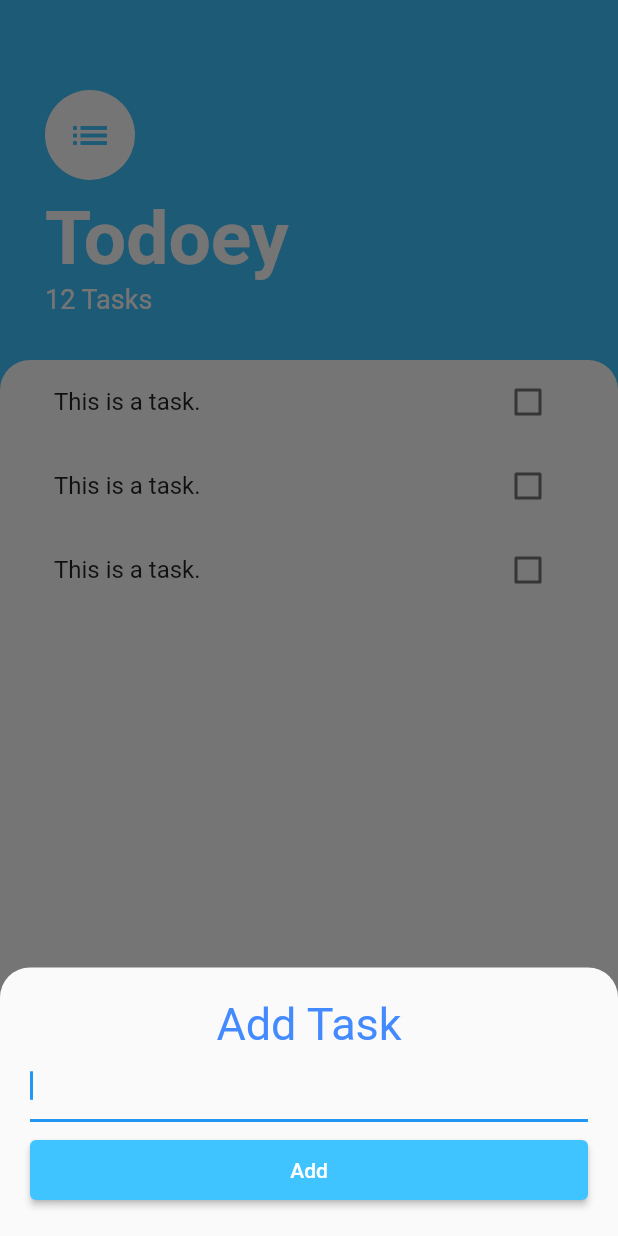
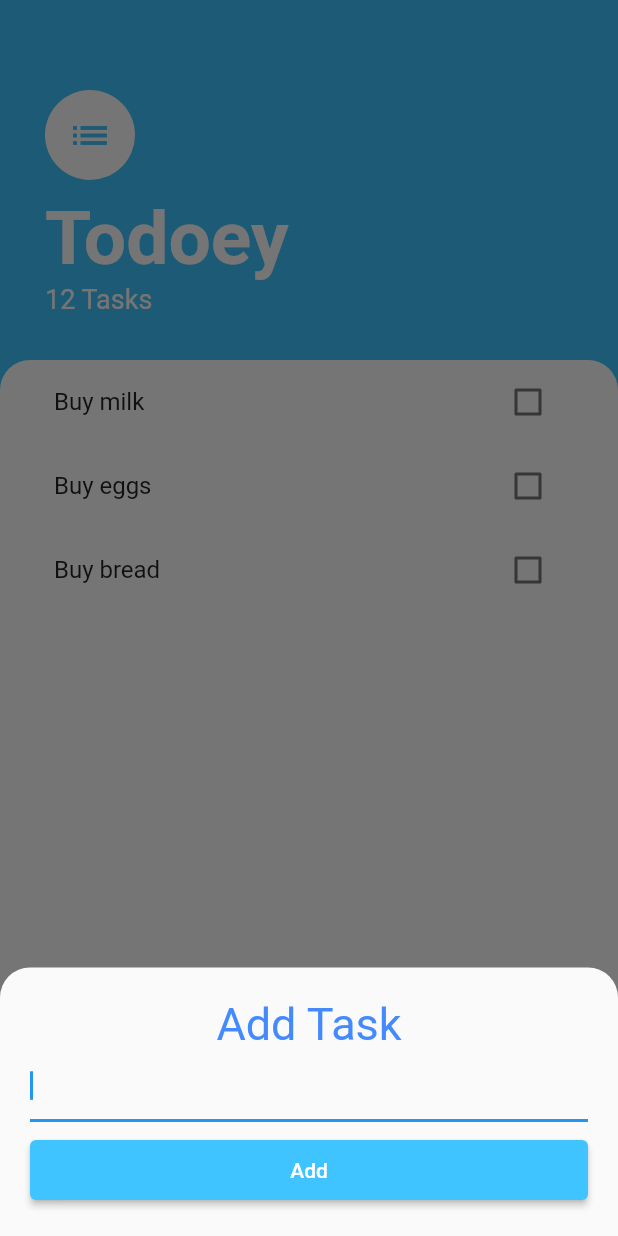
Before and after one commit to bakujinDev/flutter_practice, a Flutter app: the screen it shows after launch, after a tap on the "add" icon, on a phone screen of 412 x 824 dp. Run offline on Flutter 3.47's test engine with Material 2 defaults, Android fonts, the phone set to English and light mode, and no system bars; our stand-ins replace animated_text_kit, audioplayers, cloud_firestore, firebase_auth, firebase_core, flutter_spinkit and 3 more; accounts and stored records are empty.

Commit message:
create add task

```diff
--- a/lib/features/todoey/screens/add_task_screen.dart
+++ b/lib/features/todoey/screens/add_task_screen.dart
@@ -1,12 +1,18 @@
 import 'package:flutter/material.dart';
-import 'package:flutter/src/widgets/framework.dart';
-import 'package:flutter/src/widgets/placeholder.dart';
+import 'package:flutter_practice/features/todoey/models/task.dart';
 
 class AddTaskScreen extends StatelessWidget {
-  const AddTaskScreen({super.key});
+  const AddTaskScreen({
+    super.key,
+    required this.addTaskCallback,
+  });
+
+  final Function addTaskCallback;
 
   @override
   Widget build(BuildContext context) {
+    String newText = '';
+
     return Padding(
       padding:
           EdgeInsets.only(bottom: MediaQuery.of(context).viewInsets.bottom),
@@ -24,14 +30,20 @@ class AddTaskScreen extends StatelessWidget {
                 color: Colors.blueAccent,
               ),
             ),
-            const TextField(
+            TextField(
               autofocus: true,
+              onChanged: (value) => newText = value,
             ),
             const SizedBox(
               height: 8,
             ),
             ElevatedButton(
-              onPressed: () {},
+              onPressed: () {
+                if (newText.isEmpty) return;
+
+                Task task = Task(name: newText);
+                addTaskCallback(newText);
+              },
               style: ElevatedButton.styleFrom(
                 backgroundColor: Colors.lightBlueAccent,
                 minimumSize: const Size(
--- a/lib/features/todoey/screens/task_screen.dart
+++ b/lib/features/todoey/screens/task_screen.dart
@@ -1,9 +1,21 @@
 import 'package:flutter/material.dart';
+import 'package:flutter_practice/features/todoey/models/task.dart';
 import 'package:flutter_practice/features/todoey/screens/add_task_screen.dart';
 import 'package:flutter_practice/features/todoey/widgets/task_list.dart';
 
-class TaskScreen extends StatelessWidget {
+class TaskScreen extends StatefulWidget {
   const TaskScreen({super.key});
+
+  @override
+  State<TaskScreen> createState() => _TaskScreenState();
+}
+
+class _TaskScreenState extends State<TaskScreen> {
+  List<Task> tasks = [
+    Task(name: 'Buy milk'),
+    Task(name: 'Buy eggs'),
+    Task(name: 'Buy bread'),
+  ];
 
   @override
   Widget build(BuildContext context) {
@@ -20,7 +32,13 @@ class TaskScreen extends StatelessWidget {
             ),
             isScrollControlled: true,
             context: context,
-            builder: (BuildContext context) => const AddTaskScreen(),
+            builder: (BuildContext context) => AddTaskScreen(
+              addTaskCallback: (String newText) {
+                tasks.add(Task(name: newText));
+                setState(() {});
+                Navigator.pop(context);
+              },
+            ),
           );
         },
         backgroundColor: Colors.lightBlueAccent,
@@ -83,7 +101,9 @@ class TaskScreen extends StatelessWidget {
                   topRight: Radius.circular(20),
                 ),
               ),
-              child: const TaskList(),
+              child: TaskList(
+                tasks: tasks,
+              ),
             ),
           ),
         ],
--- a/lib/features/todoey/widgets/task_list.dart
+++ b/lib/features/todoey/widgets/task_list.dart
@@ -5,33 +5,30 @@ import 'package:flutter_practice/features/todoey/widgets/task_tile.dart';
 class TaskList extends StatefulWidget {
   const TaskList({
     super.key,
+    required this.tasks,
   });
+
+  final List<Task> tasks;
 
   @override
   State<TaskList> createState() => _TaskListState();
 }
 
 class _TaskListState extends State<TaskList> {
-  List<Task> tasks = [
-    Task(name: 'Buy milk'),
-    Task(name: 'Buy eggs'),
-    Task(name: 'Buy bread'),
-  ];
-
   @override
   Widget build(BuildContext context) {
     return ListView.builder(
       itemBuilder: (context, index) {
         return TaskTile(
-          isChecked: tasks[index].isDone,
-          taskTitle: tasks[index].name,
+          isChecked: widget.tasks[index].isDone,
+          taskTitle: widget.tasks[index].name,
           toggleCheckBoxState: () {
-            tasks[index].toggleDone();
+            widget.tasks[index].toggleDone();
             setState(() {});
           },
         );
       },
-      itemCount: tasks.length,
+      itemCount: widget.tasks.length,
     );
   }
 }
--- a/lib/features/todoey/widgets/task_tile.dart
+++ b/lib/features/todoey/widgets/task_tile.dart
@@ -16,7 +16,7 @@ class TaskTile extends StatelessWidget {
   Widget build(BuildContext context) {
     return ListTile(
       title: Text(
-        'This is a task.',
+        taskTitle,
         style: TextStyle(
           decoration: isChecked ? TextDecoration.lineThrough : null,
         ),
```
Also changed, not shown: 1 other file.
